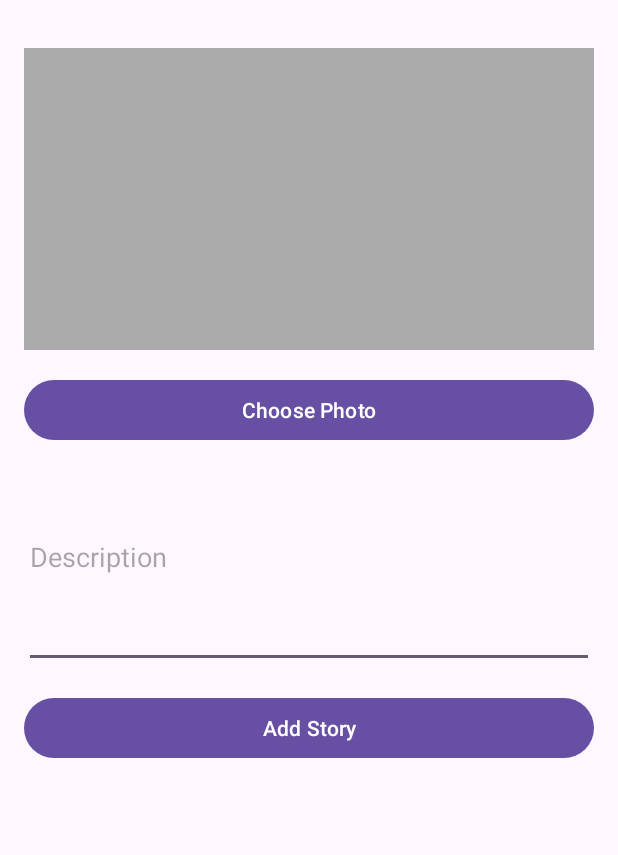
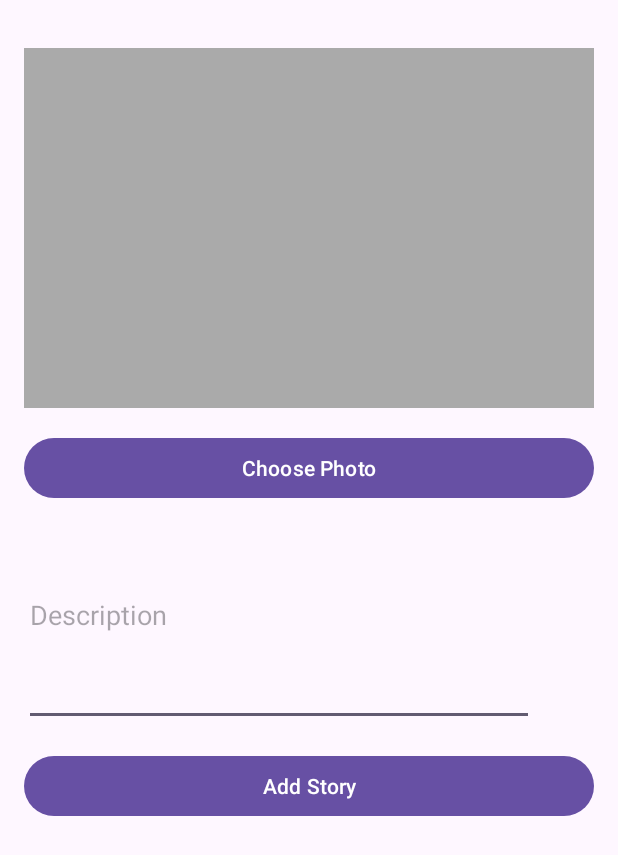
Before and after one commit to Dewa899/MyStoryAppsV2, an Android app: the AddStoryActivity screen opened directly, with no data from a screen before it, on a phone screen of 412 x 824 dp. Shown: the top 855 px of the screen. Run offline under Robolectric (Android 15) with nearby library versions, the phone set to English and light mode, and no system bars; pictures from the network do not load.

Commit message:
add custom view

```diff
--- a/app/src/main/java/com/submission/mystoryappsv2/view/addstory/AddStoryActivity.kt
+++ b/app/src/main/java/com/submission/mystoryappsv2/view/addstory/AddStoryActivity.kt
@@ -5,13 +5,13 @@ import android.os.Bundle
 import android.provider.MediaStore
 import android.util.Log
 import android.widget.Button
-import android.widget.EditText
 import android.widget.ImageView
 import androidx.activity.result.contract.ActivityResultContracts
 import androidx.activity.viewModels
 import androidx.appcompat.app.AppCompatActivity
 import com.submission.mystoryappsv2.R
 import com.submission.mystoryappsv2.view.ViewModelFactory
+import com.submission.mystoryappsv2.view.custom.ClearableEditText
 import okhttp3.MediaType.Companion.toMediaType
 import okhttp3.MultipartBody
 import okhttp3.RequestBody.Companion.asRequestBody
@@ -20,10 +20,10 @@ import java.io.File
 
 class AddStoryActivity : AppCompatActivity() {
 
-    private lateinit var descriptionEditText: EditText
     private lateinit var addPhotoImageView: ImageView
     private lateinit var choosePhotoButton: Button
     private lateinit var addButton: Button
+    private lateinit var descriptionEditText: ClearableEditText
     private var selectedPhotoUri: Uri? = null
     private var selectedPhotoFile: File? = null
 
@@ -31,17 +31,13 @@ class AddStoryActivity : AppCompatActivity() {
         ViewModelFactory.getInstance(this)
     }
 
-
     private val getContent = registerForActivityResult(ActivityResultContracts.GetContent()) { uri: Uri? ->
         uri?.let {
             selectedPhotoUri = it
             addPhotoImageView.setImageURI(it)
-
-
             selectedPhotoFile = getFileFromUri(it)
         }
     }
-
 
     private fun getFileFromUri(uri: Uri): File? {
         val contentResolver = applicationContext.contentResolver
@@ -66,33 +62,27 @@ class AddStoryActivity : AppCompatActivity() {
         super.onCreate(savedInstanceState)
         setContentView(R.layout.activity_add_story)
 
-
         descriptionEditText = findViewById(R.id.ed_add_description)
         addPhotoImageView = findViewById(R.id.iv_add_photo)
         choosePhotoButton = findViewById(R.id.button_choose_photo)
         addButton = findViewById(R.id.button_add)
 
-
         choosePhotoButton.setOnClickListener {
             openPhotoPicker()
         }
-
 
         addButton.setOnClickListener {
             addStory()
         }
     }
 
-
     private fun openPhotoPicker() {
         getContent.launch("image/*")
     }
 
-
     private fun addStory() {
-        val description = descriptionEditText.text.toString()
+        val description = descriptionEditText.getText()
         val file = selectedPhotoFile
-
 
         if (description.isNotEmpty() && file != null) {
             Log.d("AddStoryActivity", "Description: $description, File: $file")
@@ -102,19 +92,15 @@ class AddStoryActivity : AppCompatActivity() {
                 "photo", file.name, file.asRequestBody("image/jpeg".toMediaType())
             )
 
-
             viewModel.addStory(descriptionPart, photoPart).observe(this) { response ->
                 if (!response.error) {
-
                     Log.d("AddStoryActivity", "Story added successfully")
                     finish()
                 } else {
-
                     Log.e("AddStoryActivity", "Error adding story: ${response.message}")
                 }
             }
         } else {
-
             Log.e("AddStoryActivity", "Description or file is empty")
         }
     }
--- /dev/null
+++ b/app/src/main/java/com/submission/mystoryappsv2/view/custom/ClearableEditText.kt
@@ -0,0 +1,58 @@
+package com.submission.mystoryappsv2.view.custom
+
+import android.content.Context
+import android.text.Editable
+import android.text.TextWatcher
+import android.util.AttributeSet
+import android.view.LayoutInflater
+import android.view.View
+import android.widget.EditText
+import android.widget.ImageButton
+import android.widget.RelativeLayout
+import com.submission.mystoryappsv2.R
+
+class ClearableEditText @JvmOverloads constructor(
+    context: Context, attrs: AttributeSet? = null, defStyleAttr: Int = 0
+) : RelativeLayout(context, attrs, defStyleAttr) {
+
+    private val editText: EditText
+    private val clearButton: ImageButton
+
+    init {
+        // Inflate layout dari XML
+        LayoutInflater.from(context).inflate(R.layout.view_clearable_edit_text, this, true)
+        editText = findViewById(R.id.edit_text)
+        clearButton = findViewById(R.id.clear_button)
+
+        // Set onClick listener untuk clear button
+        clearButton.setOnClickListener {
+            editText.text.clear()
+        }
+
+        // Tampilkan/ sembunyikan tombol clear berdasarkan teks di EditText
+        editText.addTextChangedListener(object : TextWatcher {
+            override fun beforeTextChanged(s: CharSequence?, start: Int, count: Int, after: Int) {}
+
+            override fun onTextChanged(s: CharSequence?, start: Int, before: Int, count: Int) {
+                clearButton.visibility = if (s?.isNotEmpty() == true) View.VISIBLE else View.INVISIBLE
+            }
+
+            override fun afterTextChanged(s: Editable?) {}
+        })
+
+        // Atribut kustom (opsional)
+        attrs?.let {
+            val typedArray = context.obtainStyledAttributes(it, R.styleable.ClearableEditText, 0, 0)
+            val hint = typedArray.getString(R.styleable.ClearableEditText_hint)
+            val buttonImage = typedArray.getDrawable(R.styleable.ClearableEditText_buttonDrawable)
+            editText.hint = hint
+            clearButton.setImageDrawable(buttonImage)
+            typedArray.recycle()
+        }
+    }
+
+    fun getText(): String {
+        return editText.text.toString()
+    }
+
+}
--- /dev/null
+++ b/app/src/main/res/drawable/ic_clear.xml
@@ -0,0 +1,10 @@
+<?xml version="1.0" encoding="utf-8"?>
+<vector xmlns:android="http://schemas.android.com/apk/res/android"
+    android:width="24dp"
+    android:height="24dp"
+    android:viewportWidth="24"
+    android:viewportHeight="24">
+    <path
+        android:fillColor="#FF000000"
+        android:pathData="M18.3,5.71c-0.39,-0.39 -1.02,-0.39 -1.41,0L12,10.59 7.11,5.7c-0.39,-0.39 -1.02,-0.39 -1.41,0 -0.39,0.39 -0.39,1.02 0,1.41L10.59,12 5.7,16.89c-0.39,0.39 -0.39,1.02 0,1.41 0.39,0.39 1.02,0.39 1.41,0L12,13.41l4.89,4.89c0.39,0.39 1.02,0.39 1.41,0 0.39,-0.39 0.39,-1.02 0,-1.41L13.41,12l4.89,-4.89c0.39,-0.39 0.39,-1.02 0,-1.41z"/>
+</vector>
--- a/app/src/main/res/layout/activity_add_story.xml
+++ b/app/src/main/res/layout/activity_add_story.xml
@@ -1,6 +1,7 @@
 <?xml version="1.0" encoding="utf-8"?>
 <LinearLayout xmlns:android="http://schemas.android.com/apk/res/android"
     android:layout_width="match_parent"
+    xmlns:app="http://schemas.android.com/apk/res-auto"
     android:layout_height="match_parent"
     android:orientation="vertical"
     android:padding="16dp">
@@ -8,10 +9,10 @@
     <ImageView
         android:id="@+id/iv_add_photo"
         android:layout_width="match_parent"
-        android:layout_height="201dp"
+        android:layout_height="240dp"
         android:layout_marginTop="16dp"
         android:background="@android:color/darker_gray"
-        android:contentDescription="Photo"
+        android:contentDescription="@string/photo"
         android:scaleType="centerCrop" />
 
     <Button
@@ -19,21 +20,20 @@
         android:layout_width="match_parent"
         android:layout_height="wrap_content"
         android:layout_marginTop="16dp"
-        android:text="Choose Photo" />
+        android:text="@string/choose_photo" />
 
-    <EditText
+    <com.submission.mystoryappsv2.view.custom.ClearableEditText
         android:id="@+id/ed_add_description"
         android:layout_width="match_parent"
         android:layout_height="148dp"
-        android:hint="Description"
-        android:inputType="textMultiLine"
-        android:minHeight="100dp" />
+        app:hint="Description"
+        app:buttonDrawable="@drawable/ic_clear" />
 
     <Button
         android:id="@+id/button_add"
         android:layout_width="match_parent"
         android:layout_height="wrap_content"
         android:layout_marginTop="16dp"
-        android:text="Add Story" />
+        android:text="@string/add_story_button" />
 
 </LinearLayout>
--- a/app/src/main/res/layout/activity_login.xml
+++ b/app/src/main/res/layout/activity_login.xml
@@ -11,7 +11,9 @@
         android:layout_width="wrap_content"
         android:layout_height="wrap_content"
         android:layout_gravity="center"
-        android:visibility="gone"/>
+        android:visibility="gone"
+        app:layout_constraintTop_toTopOf="parent"
+        app:layout_constraintStart_toStartOf="parent"/>
 
     <ImageView
         android:id="@+id/imageView"
@@ -20,6 +22,7 @@
         android:layout_marginStart="32dp"
         android:layout_marginTop="32dp"
         android:layout_marginEnd="32dp"
+        android:contentDescription="@string/selfie_man"
         app:layout_constraintBottom_toTopOf="@+id/titleTextView"
         app:layout_constraintEnd_toEndOf="parent"
         app:layout_constraintStart_toStartOf="parent"
--- /dev/null
+++ b/app/src/main/res/layout/view_clearable_edit_text.xml
@@ -0,0 +1,29 @@
+<?xml version="1.0" encoding="utf-8"?>
+<merge xmlns:android="http://schemas.android.com/apk/res/android"
+    >
+
+    <EditText
+        android:id="@+id/edit_text"
+        android:layout_width="match_parent"
+        android:layout_height="wrap_content"
+        android:layout_toStartOf="@+id/clear_button"
+        android:layout_alignParentStart="true"
+        android:layout_alignParentTop="true"
+        android:layout_alignParentBottom="true"
+        android:autofillHints="Deskripsi"
+        android:hint="@string/hint_text"
+        android:inputType="text" />
+
+    <ImageButton
+        android:id="@+id/clear_button"
+        android:layout_width="40dp"
+        android:layout_height="40dp"
+        android:layout_alignParentEnd="true"
+        android:layout_alignParentTop="true"
+        android:layout_alignParentBottom="true"
+        android:background="?attr/selectableItemBackgroundBorderless"
+        android:src="@drawable/ic_clear"
+        android:contentDescription="@string/clear_button_desc"
+        android:visibility="invisible" />
+
+</merge>
--- a/app/src/main/res/values/strings.xml
+++ b/app/src/main/res/values/strings.xml
@@ -58,4 +58,10 @@
     <string name="image">Image</string>
     <string name="add_story">Add Story</string>
     <string name="welcome">Selamat Datang di Story Apps</string>
+    <string name="hint_text">Masukkan Deskripsi Story</string>
+    <string name="clear_button_desc">Hapus semua deskripsi</string>
+    <string name="photo">Photo</string>
+    <string name="choose_photo">Choose Photo</string>
+    <string name="add_story_button">Add Story</string>
+    <string name="selfie_man">Selfie Man</string>
 </resources>
```
Also changed, not shown: app/src/main/java/com/submission/mystoryappsv2/view/signup/SignupActivity.kt (+11 -2 lines), app/src/main/res/layout/activity_signup.xml (+9 -0 lines), app/src/main/res/values/attrs.xml (added, +7 -0 lines).
